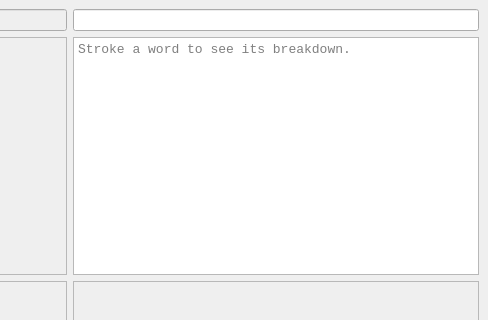
Old version of the form spectra_lexer/gui_qt/main_window.ui in the repository fourshade/spectra_lexer; both pictures show x 92 to 580 and y 0 to 320 of the 580 by 470 pixel window.
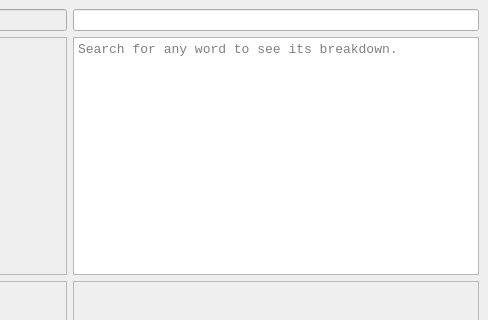
New version of the form. Icons and pictures are not drawn. Custom widgets are drawn as their Qt base class.

```diff
--- a/spectra_lexer/gui_qt/main_window.ui
+++ b/spectra_lexer/gui_qt/main_window.ui
@@ -151,7 +151,7 @@
        <bool>true</bool>
       </property>
       <property name="placeholderText">
-       <string>Stroke a word to see its breakdown.</string>
+       <string>Search for any word to see its breakdown.</string>
       </property>
      </widget>
     </item>
```
